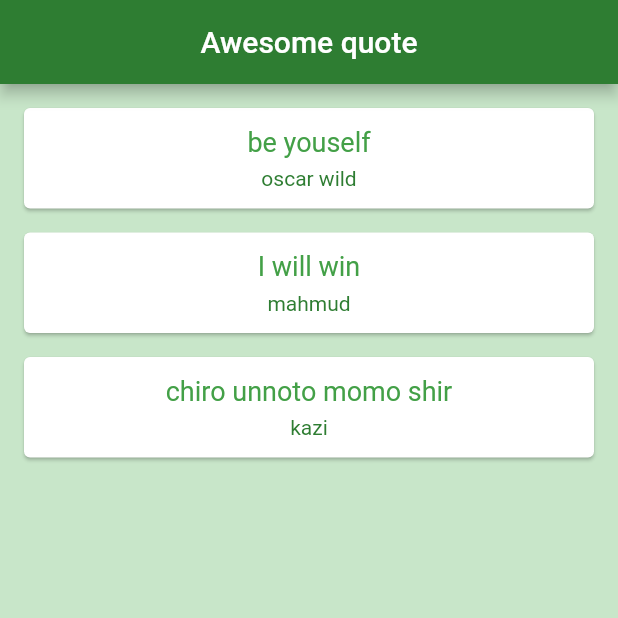
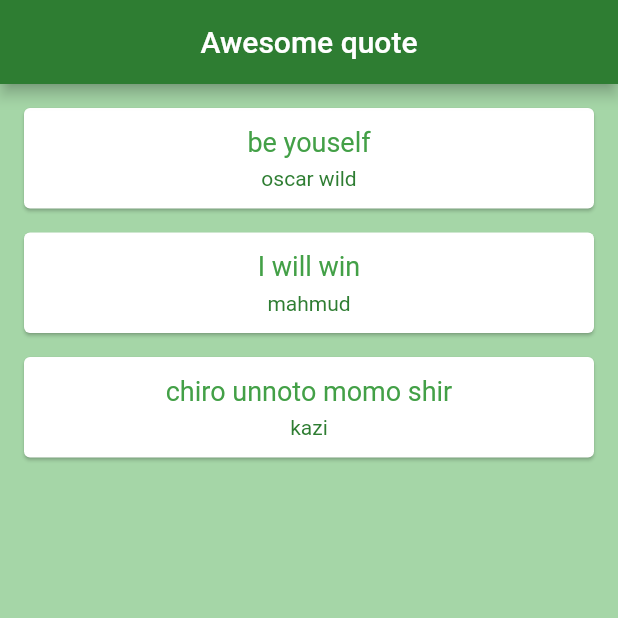
Before and after one commit to mahmudulislam299/flutter_net_ninja_app, a Flutter app: the screen it shows after launch, on a phone screen of 412 x 824 dp, the top half of it. Run offline on Flutter 3.47's test engine with Material 2 defaults, Android fonts, the phone set to English and light mode, and no system bars.

Commit message:
background color changed

```diff
--- a/lib/main.dart
+++ b/lib/main.dart
@@ -57,7 +57,7 @@ class _QuoteListState extends State<QuoteList> {
   @override
   Widget build(BuildContext context) {
     return Scaffold(
-        backgroundColor: Colors.green[100],
+        backgroundColor: Colors.green[200],
         appBar: AppBar(
           title: const Text('Awesome quote'),
           centerTitle: true,
```
